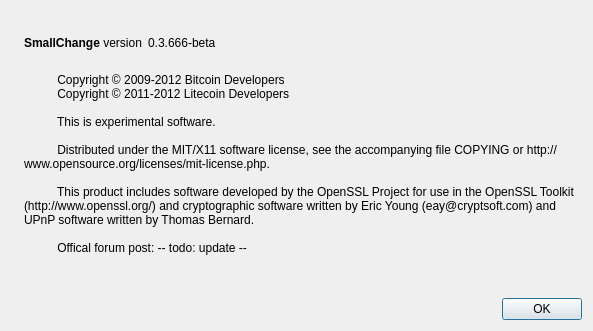
This is src/qt/forms/aboutdialog.ui in PlutusCoin1/plutuscoin as Qt 5 draws it before an edit. The edited form follows.
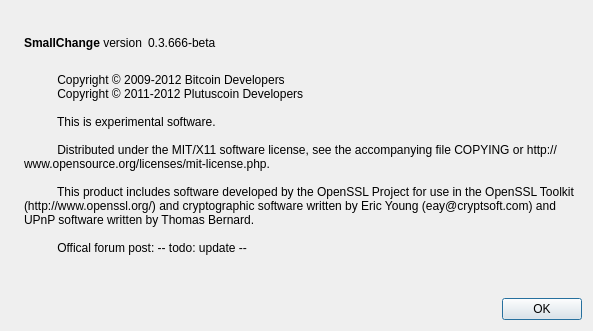
This is the edited form. Icons and pictures are not drawn.

The edit to the form file:
```diff
--- a/src/qt/forms/aboutdialog.ui
+++ b/src/qt/forms/aboutdialog.ui
@@ -96,7 +96,7 @@
        <property name="text">
         <string>
           Copyright © 2009-2012 Bitcoin Developers
-          Copyright © 2011-2012 Litecoin Developers
+          Copyright © 2011-2012 Plutuscoin Developers
 
           This is experimental software.
 
```
